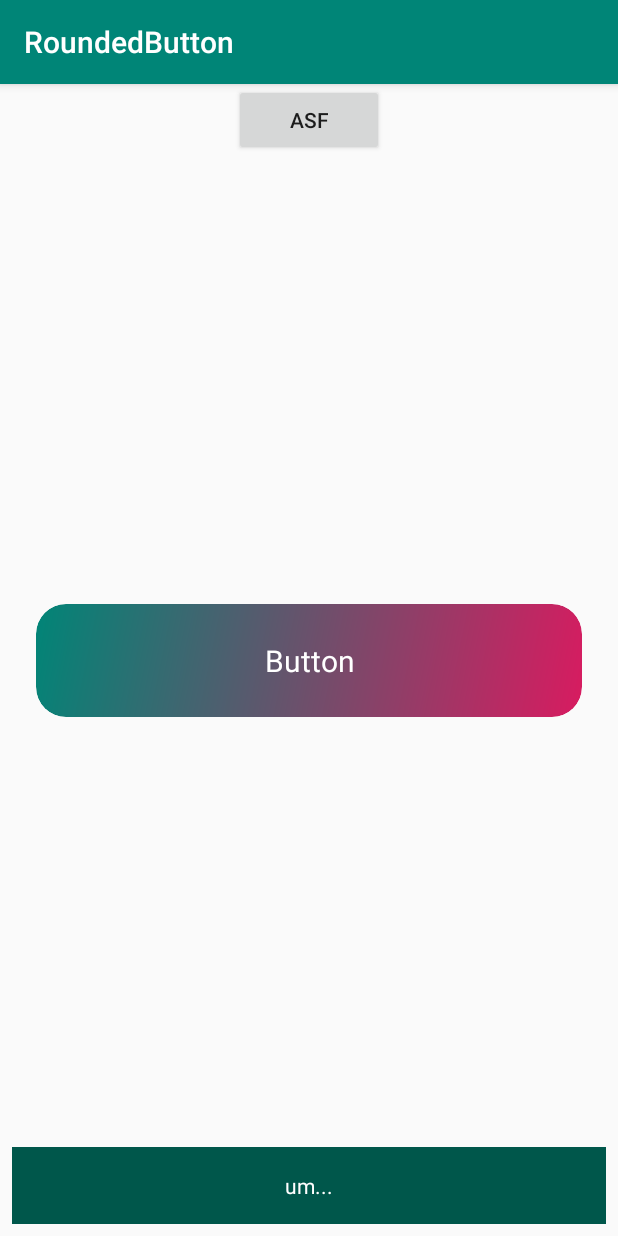
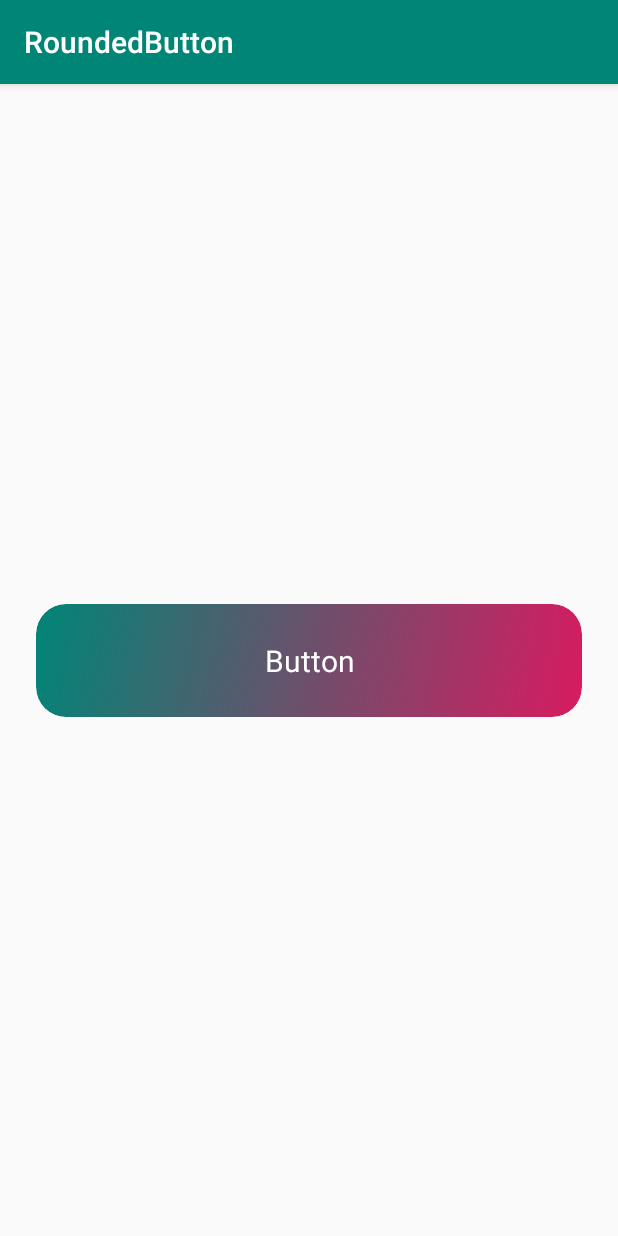
Before and after one commit to sabujak-sabujak/RoundedButton, an Android app: the screen it shows after launch (MainActivity), on a phone screen of 412 x 824 dp. Run offline under Robolectric (Android 15) with nearby library versions, the phone set to English and light mode, and no system bars.

```diff
--- a/app/src/main/res/layout/activity_main.xml
+++ b/app/src/main/res/layout/activity_main.xml
@@ -25,34 +25,4 @@
         app:buttonCornerRadius="20dp"
          />
 
-    <TextView
-        android:id="@+id/text"
-        android:layout_width="match_parent"
-        android:layout_height="wrap_content"
-        android:layout_marginStart="8dp"
-        android:layout_marginLeft="8dp"
-        android:layout_marginEnd="8dp"
-        android:layout_marginRight="8dp"
-        android:layout_marginBottom="8dp"
-        android:background="@color/colorPrimaryDark"
-        android:clickable="true"
-        android:foreground="?attr/selectableItemBackgroundBorderless"
-        android:gravity="center"
-        android:padding="16dp"
-        android:text="um..."
-        android:textColor="#ffffff"
-        app:layout_constraintBottom_toBottomOf="parent"
-        app:layout_constraintEnd_toEndOf="parent"
-        app:layout_constraintHorizontal_bias="1.0"
-        app:layout_constraintStart_toStartOf="parent" />
-
-    <android.support.v7.widget.AppCompatButton
-        android:id="@+id/appCompatButton"
-        android:layout_width="100dp"
-        android:layout_height="wrap_content"
-        android:layout_margin="24dp"
-        android:text="asf"
-        app:layout_constraintEnd_toEndOf="parent"
-        app:layout_constraintStart_toStartOf="parent" />
-
 </android.support.constraint.ConstraintLayout>
```
Also changed, not shown: 3 other files.
